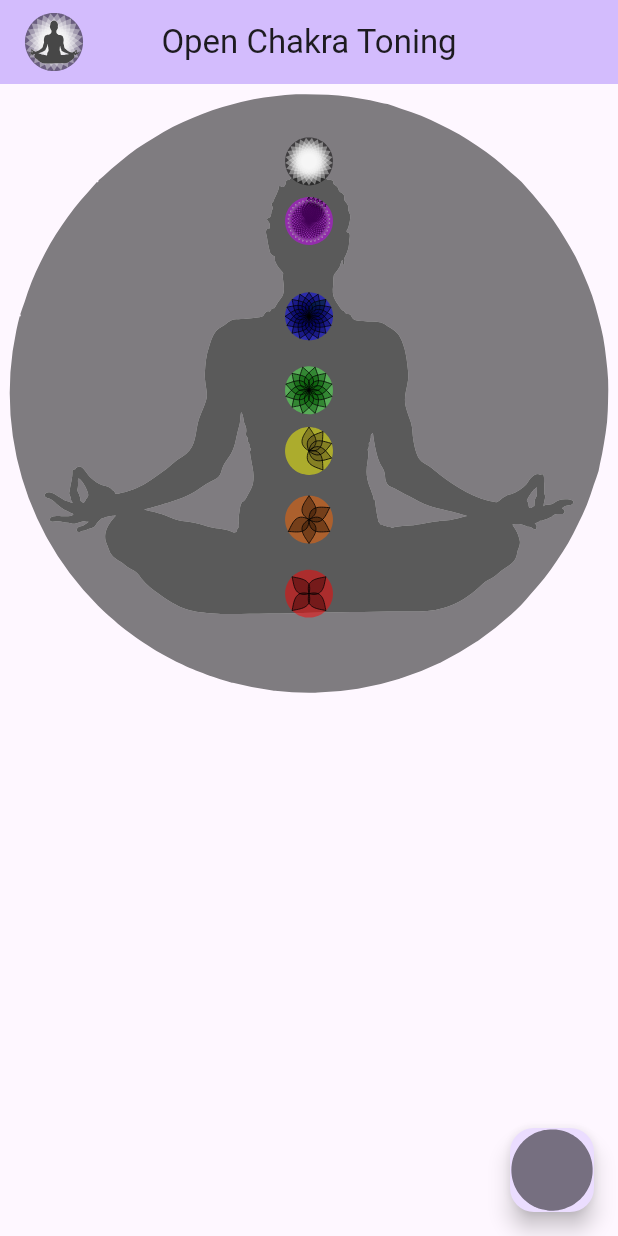
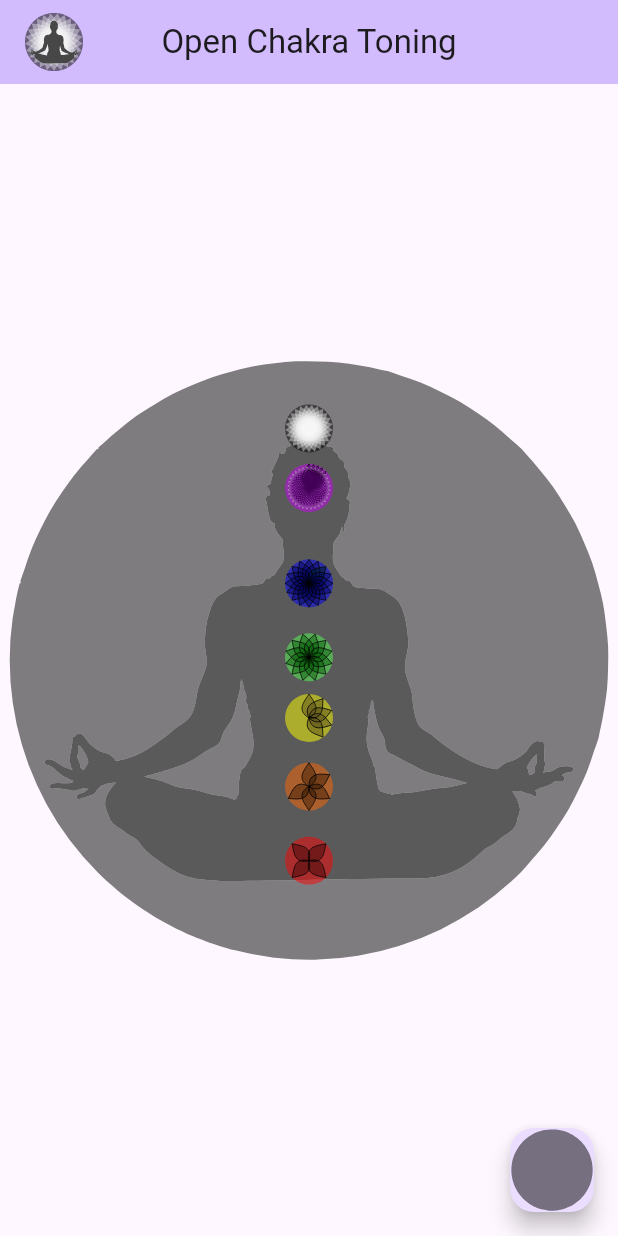
Before and after one commit to niccokunzmann/open_chakra_toning, a Flutter app: the screen it shows after launch, on a phone screen of 412 x 824 dp. Run offline on Flutter 3.47's test engine with Material 3 defaults, Android fonts, the phone set to English and light mode, and no system bars; our stand-ins replace audioplayers, flutter_svg, flutter_translate.

Commit message:
Center image

```diff
--- a/lib/main.dart
+++ b/lib/main.dart
@@ -106,7 +106,8 @@ class _MyHomePageState extends State<MyHomePage> {
         title: Text(translate("app.title")),
         centerTitle: true,
       ),
-      body: GestureDetector(
+      body: Center(
+        child: GestureDetector(
           onTapDown: (details) {
             setState(() {
               Chakra chakra = chakras.findClosestTo(Point(
@@ -127,6 +128,7 @@ class _MyHomePageState extends State<MyHomePage> {
           child: SvgPicture.asset(currentlyPlayingChakra.mapAssetPath,
               width: actualChakraMapHeight),
         ),
+      ),
       floatingActionButton: FloatingActionButton(
         onPressed: () {
           setState(() {
```
Lines whose indentation alone changed are shown as unchanged.
